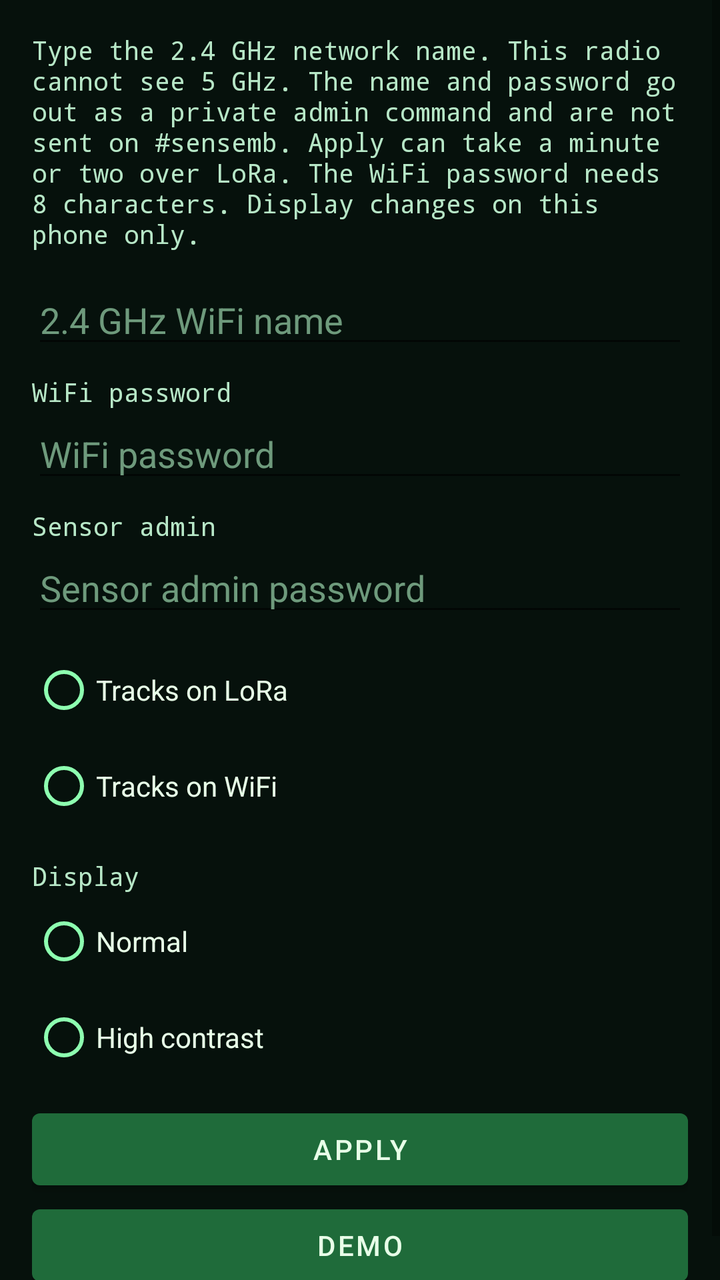
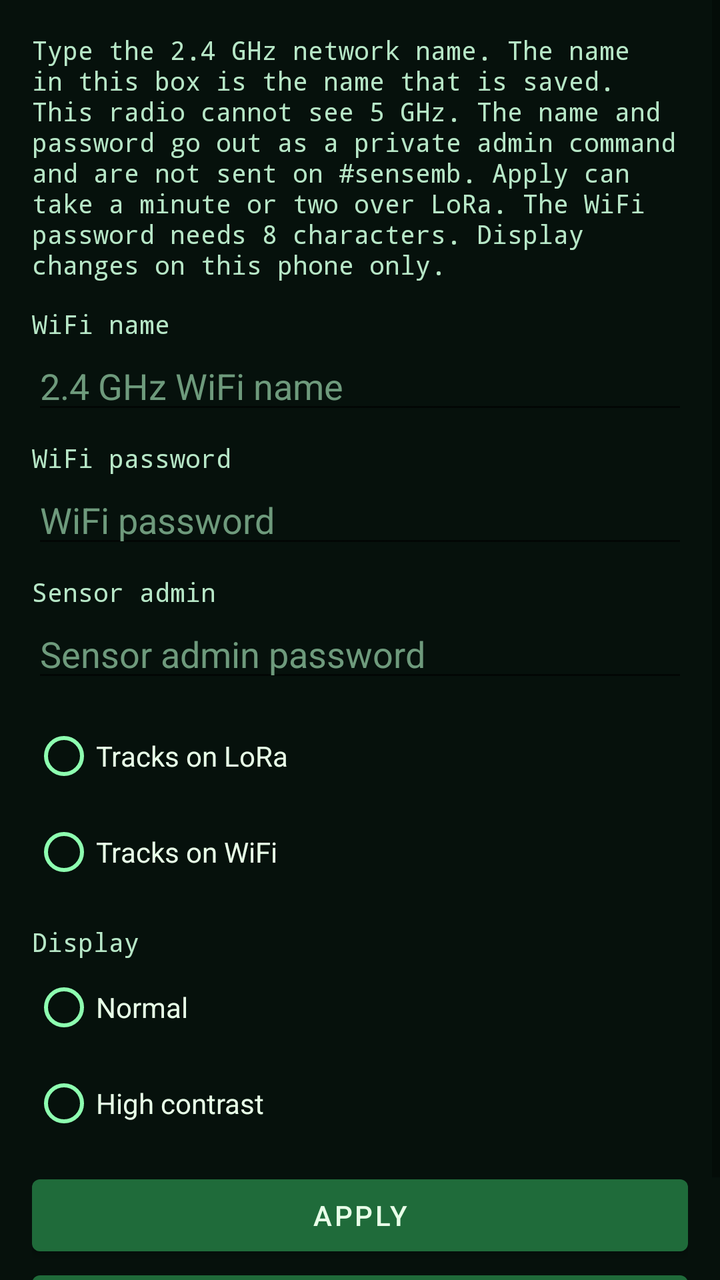

An Android layout rendered at two revisions. The XML below is the earlier revision; the diff shows what the commit changed to produce the second picture.
<!-- AndroidManifest.xml: application theme Theme.H4Motion -->
<!-- res/layout/dialog_config.xml -->
<?xml version="1.0" encoding="utf-8"?>
<ScrollView xmlns:android="http://schemas.android.com/apk/res/android"
    android:id="@+id/configRoot"
    android:layout_width="match_parent"
    android:layout_height="wrap_content"
    android:background="#06110C">

    <LinearLayout
        android:layout_width="match_parent"
        android:layout_height="wrap_content"
        android:orientation="vertical"
        android:padding="16dp">

        <TextView
            android:id="@+id/configNote"
            android:layout_width="match_parent"
            android:layout_height="wrap_content"
            android:fontFamily="monospace"
            android:text="Type the 2.4 GHz network name. This radio cannot see 5 GHz. The name and password go out as a private admin command and are not sent on #sensemb. Apply can take a minute or two over LoRa. The WiFi password needs 8 characters. Display changes on this phone only."
            android:textColor="#B7E7C7"
            android:textSize="13sp" />

        <EditText
            android:id="@+id/ssid"
            android:layout_width="match_parent"
            android:layout_height="wrap_content"
            android:layout_marginTop="12dp"
            android:hint="2.4 GHz WiFi name"
            android:importantForAutofill="no"
            android:inputType="text"
            android:textColor="#E8FFE8"
            android:textColorHint="#6E9A7C" />

        <TextView
            android:id="@+id/wifiPassLabel"
            android:layout_width="match_parent"
            android:layout_height="wrap_content"
            android:layout_marginTop="8dp"
            android:fontFamily="monospace"
            android:text="WiFi password"
            android:textColor="#B7E7C7"
            android:textSize="13sp" />

        <EditText
            android:id="@+id/wifiPass"
            android:layout_width="match_parent"
            android:layout_height="wrap_content"
            android:hint="WiFi password"
            android:importantForAutofill="no"
            android:inputType="textVisiblePassword"
            android:textColor="#E8FFE8"
            android:textColorHint="#6E9A7C" />

        <TextView
            android:id="@+id/adminPassLabel"
            android:layout_width="match_parent"
            android:layout_height="wrap_content"
            android:layout_marginTop="8dp"
            android:fontFamily="monospace"
            android:text="Sensor admin"
            android:textColor="#B7E7C7"
            android:textSize="13sp" />

        <EditText
            android:id="@+id/adminPass"
            android:layout_width="match_parent"
            android:layout_height="wrap_content"
            android:hint="Sensor admin password"
            android:importantForAutofill="no"
            android:inputType="textVisiblePassword"
            android:textColor="#E8FFE8"
            android:textColorHint="#6E9A7C" />

        <RadioGroup
            android:id="@+id/linkMode"
            android:layout_width="match_parent"
            android:layout_height="wrap_content"
            android:layout_marginTop="8dp">

            <RadioButton
                android:id="@+id/modeLora"
                android:layout_width="match_parent"
                android:layout_height="wrap_content"
                android:buttonTint="#8DFFB0"
                android:text="Tracks on LoRa"
                android:textColor="#E8FFE8" />

            <RadioButton
                android:id="@+id/modeWifi"
                android:layout_width="match_parent"
                android:layout_height="wrap_content"
                android:buttonTint="#8DFFB0"
                android:text="Tracks on WiFi"
                android:textColor="#E8FFE8" />
        </RadioGroup>

        <TextView
            android:id="@+id/displayLabel"
            android:layout_width="match_parent"
            android:layout_height="wrap_content"
            android:layout_marginTop="12dp"
            android:fontFamily="monospace"
            android:text="Display"
            android:textColor="#B7E7C7"
            android:textSize="13sp" />

        <RadioGroup
            android:id="@+id/contrastMode"
            android:layout_width="match_parent"
            android:layout_height="wrap_content">

            <RadioButton
                android:id="@+id/contrastNormal"
                android:layout_width="match_parent"
                android:layout_height="wrap_content"
                android:buttonTint="#8DFFB0"
                android:text="Normal"
                android:textColor="#E8FFE8" />

            <RadioButton
                android:id="@+id/contrastHigh"
                android:layout_width="match_parent"
                android:layout_height="wrap_content"
                android:buttonTint="#8DFFB0"
                android:text="High contrast"
                android:textColor="#E8FFE8" />
        </RadioGroup>

        <Button
            android:id="@+id/btnApply"
            android:layout_width="match_parent"
            android:layout_height="wrap_content"
            android:layout_marginTop="8dp"
            android:text="Apply" />

        <Button
            android:id="@+id/btnDemoRow"
            android:layout_width="match_parent"
            android:layout_height="wrap_content"
            android:text="Demo" />
    </LinearLayout>
</ScrollView>
<!-- resources referenced by this layout -->
<resources>
  <style name="Theme.H4Motion" parent="Theme.MaterialComponents.DayNight.NoActionBar">
          <item name="android:statusBarColor">#06110C</item>
          <item name="android:navigationBarColor">#06110C</item>
          <item name="android:windowBackground">#06110C</item>
          <item name="colorPrimary">#1F6B3A</item>
          <item name="colorOnPrimary">#E8FFE8</item>
      </style>
</resources>

<!-- the commit's change to res/layout/dialog_config.xml (unified diff, before → after) -->
@@ -3,7 +3,8 @@
     android:id="@+id/configRoot"
     android:layout_width="match_parent"
     android:layout_height="wrap_content"
-    android:background="#06110C">
+    android:background="#06110C"
+    android:importantForAutofill="noExcludeDescendants">
 
     <LinearLayout
         android:layout_width="match_parent"
@@ -16,7 +17,17 @@
             android:layout_width="match_parent"
             android:layout_height="wrap_content"
             android:fontFamily="monospace"
-            android:text="Type the 2.4 GHz network name. This radio cannot see 5 GHz. The name and password go out as a private admin command and are not sent on #sensemb. Apply can take a minute or two over LoRa. The WiFi password needs 8 characters. Display changes on this phone only."
+            android:text="Type the 2.4 GHz network name. The name in this box is the name that is saved. This radio cannot see 5 GHz. The name and password go out as a private admin command and are not sent on #sensemb. Apply can take a minute or two over LoRa. The WiFi password needs 8 characters. Display changes on this phone only."
+            android:textColor="#B7E7C7"
+            android:textSize="13sp" />
+
+        <TextView
+            android:id="@+id/ssidLabel"
+            android:layout_width="match_parent"
+            android:layout_height="wrap_content"
+            android:layout_marginTop="12dp"
+            android:fontFamily="monospace"
+            android:text="WiFi name"
             android:textColor="#B7E7C7"
             android:textSize="13sp" />
 
@@ -24,10 +35,10 @@
             android:id="@+id/ssid"
             android:layout_width="match_parent"
             android:layout_height="wrap_content"
-            android:layout_marginTop="12dp"
+            android:autofillHints=""
             android:hint="2.4 GHz WiFi name"
             android:importantForAutofill="no"
-            android:inputType="text"
+            android:inputType="textNoSuggestions"
             android:textColor="#E8FFE8"
             android:textColorHint="#6E9A7C" />
 
@@ -45,9 +56,10 @@
             android:id="@+id/wifiPass"
             android:layout_width="match_parent"
             android:layout_height="wrap_content"
+            android:autofillHints=""
             android:hint="WiFi password"
             android:importantForAutofill="no"
-            android:inputType="textVisiblePassword"
+            android:inputType="textNoSuggestions"
             android:textColor="#E8FFE8"
             android:textColorHint="#6E9A7C" />
 
@@ -65,9 +77,10 @@
             android:id="@+id/adminPass"
             android:layout_width="match_parent"
             android:layout_height="wrap_content"
+            android:autofillHints=""
             android:hint="Sensor admin password"
             android:importantForAutofill="no"
-            android:inputType="textVisiblePassword"
+            android:inputType="textNoSuggestions"
             android:textColor="#E8FFE8"
             android:textColorHint="#6E9A7C" />
 
